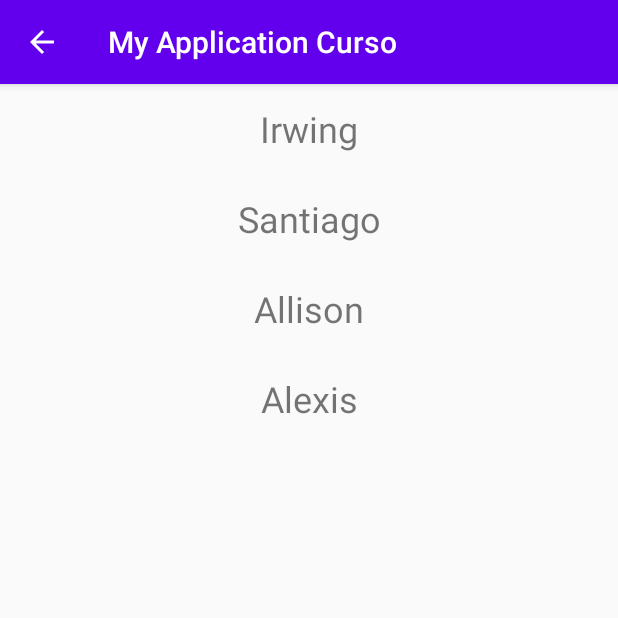
After one commit to Irwing-Herrera/Android-Curso, an Android app: the RecyclerActivity screen opened directly, with no data from a screen before it, on a phone screen of 412 x 824 dp, the top half of it. The commit adds this screen. Run offline under Robolectric (Android 15) with nearby library versions, the phone set to English and light mode, and no system bars.

Commit message:
RecyclerView basico

```diff
--- a/app/build.gradle
+++ b/app/build.gradle
@@ -26,6 +26,7 @@ dependencies {
     implementation fileTree(dir: "libs", include: ["*.jar"])
     implementation 'androidx.appcompat:appcompat:1.1.0'
     implementation 'androidx.constraintlayout:constraintlayout:1.1.3'
+    implementation 'androidx.recyclerview:recyclerview:1.1.0'
     testImplementation 'junit:junit:4.12'
     androidTestImplementation 'androidx.test.ext:junit:1.1.1'
     androidTestImplementation 'androidx.test.espresso:espresso-core:3.2.0'
--- /dev/null
+++ b/app/src/main/java/com/example/myapplicationcurso/Adapters/MyAdapterRecyclerView.java
@@ -0,0 +1,66 @@
+package com.example.myapplicationcurso.Adapters;
+
+import android.view.LayoutInflater;
+import android.view.View;
+import android.view.ViewGroup;
+import android.widget.TextView;
+
+import androidx.annotation.NonNull;
+import androidx.recyclerview.widget.RecyclerView;
+
+import com.example.myapplicationcurso.R;
+
+import java.util.List;
+
+public class MyAdapterRecyclerView extends RecyclerView.Adapter<MyAdapterRecyclerView.ViewHolder> {
+
+    private List<String> names;
+    private int layout;
+    private OnItemClickListener itemClickListener;
+
+    public MyAdapterRecyclerView(List<String> names, int layout, OnItemClickListener itemClickListener) {
+        this.names = names;
+        this.layout = layout;
+        this.itemClickListener = itemClickListener;
+    }
+
+    @Override
+    public ViewHolder onCreateViewHolder(@NonNull ViewGroup parent, int viewType) {
+        View view = LayoutInflater.from(parent.getContext()).inflate(layout, parent, false);
+        ViewHolder viewHolder = new ViewHolder(view);
+        return  viewHolder;
+    }
+
+    @Override
+    public void onBindViewHolder(@NonNull ViewHolder holder, int position) {
+        holder.bind(names.get(position), itemClickListener);
+    }
+
+    @Override
+    public int getItemCount() {
+        return names.size();
+    }
+
+    public static class ViewHolder extends RecyclerView.ViewHolder{
+        public TextView textViewName;
+
+        public ViewHolder(@NonNull View itemView) {
+            super(itemView);
+            this.textViewName = itemView.findViewById(R.id.textViewName);
+        }
+
+        public void bind(final String name, final OnItemClickListener listener) {
+            this.textViewName.setText(name);
+            itemView.setOnClickListener(new View.OnClickListener() {
+                @Override
+                public void onClick(View v) {
+                    listener.OnItemClick(name, getAdapterPosition());
+                }
+            });
+        }
+    }
+
+    public interface OnItemClickListener {
+        void OnItemClick(String name, int position);
+    }
+}
--- /dev/null
+++ b/app/src/main/java/com/example/myapplicationcurso/RecyclerView/RecyclerActivity.java
@@ -0,0 +1,54 @@
+package com.example.myapplicationcurso.RecyclerView;
+
+import androidx.appcompat.app.AppCompatActivity;
+import androidx.recyclerview.widget.LinearLayoutManager;
+import androidx.recyclerview.widget.RecyclerView;
+
+import android.os.Bundle;
+import android.widget.Toast;
+
+import com.example.myapplicationcurso.Adapters.MyAdapterRecyclerView;
+import com.example.myapplicationcurso.R;
+
+import java.util.ArrayList;
+import java.util.List;
+
+public class RecyclerActivity extends AppCompatActivity {
+
+    private List<String> names;
+
+    private RecyclerView recyclerView;
+    private RecyclerView.Adapter adapter;
+    private RecyclerView.LayoutManager layoutManager;
+
+    @Override
+    protected void onCreate(Bundle savedInstanceState) {
+        super.onCreate(savedInstanceState);
+        setContentView(R.layout.activity_recycler);
+
+        names = this.getAllNames();
+
+        recyclerView = (RecyclerView) findViewById(R.id.my_recycler_view);
+        layoutManager = new LinearLayoutManager(this);
+
+        adapter = new MyAdapterRecyclerView(names, R.layout.recycler_view_item, new MyAdapterRecyclerView.OnItemClickListener() {
+            @Override
+            public void OnItemClick(String name, int position) {
+                Toast.makeText(RecyclerActivity.this, "Seleccionado:" + name, Toast.LENGTH_SHORT).show();
+            }
+        });
+
+        recyclerView.setLayoutManager(layoutManager);
+        recyclerView.setAdapter(adapter);
+
+    }
+
+    private List<String> getAllNames() {
+        return new ArrayList<String>() {{
+            add("Irwing");
+            add("Santiago");
+            add("Allison");
+            add("Alexis");
+        }};
+    }
+}
--- /dev/null
+++ b/app/src/main/res/layout/activity_recycler.xml
@@ -0,0 +1,14 @@
+<?xml version="1.0" encoding="utf-8"?>
+<LinearLayout xmlns:android="http://schemas.android.com/apk/res/android"
+    xmlns:tools="http://schemas.android.com/tools"
+    android:layout_width="match_parent"
+    android:layout_height="match_parent"
+    android:orientation="vertical"
+    tools:context=".RecyclerView.RecyclerActivity">
+
+    <androidx.recyclerview.widget.RecyclerView
+        android:id="@+id/my_recycler_view"
+        android:layout_width="match_parent"
+        android:layout_height="match_parent"
+        tools:ignore="InvalidId" />
+</LinearLayout>
--- /dev/null
+++ b/app/src/main/res/layout/recycler_view_item.xml
@@ -0,0 +1,15 @@
+<?xml version="1.0" encoding="utf-8"?>
+<LinearLayout xmlns:android="http://schemas.android.com/apk/res/android"
+    android:layout_width="match_parent"
+    android:layout_height="60dp"
+    android:orientation="vertical">
+
+    <TextView
+        android:id="@+id/textViewName"
+        android:layout_width="match_parent"
+        android:layout_height="match_parent"
+        android:layout_gravity="center_horizontal"
+        android:gravity="center"
+        android:textSize="24dp"
+        android:text="" />
+</LinearLayout>
```
Also changed, not shown: app/src/main/AndroidManifest.xml (+8 -4 lines), app/src/main/java/com/example/myapplicationcurso/ListActivity.java (+13 -0 lines), app/src/main/res/layout/activity_main.xml (+25 -43 lines).
